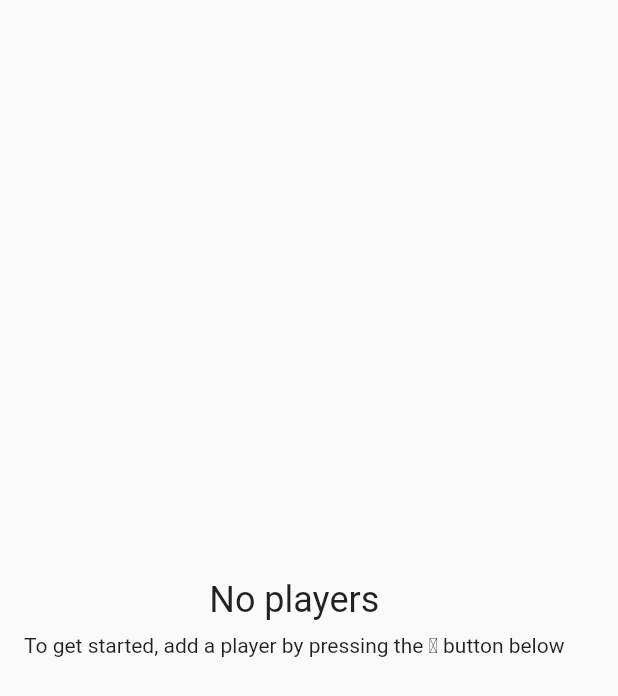
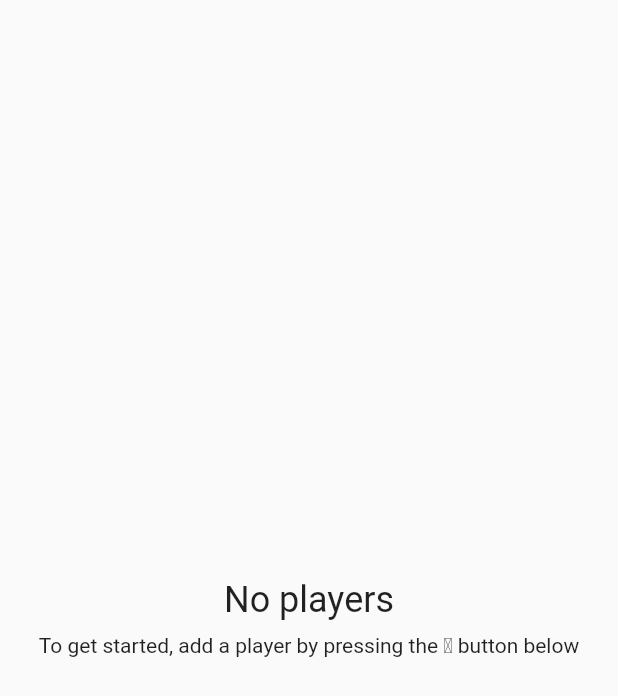
Before and after one commit to wietsebuseyne/CatanMaster, a Flutter app: the PlayersPage widget shown alone on an empty page, opened directly, on a phone screen of 412 x 824 dp. Shown: the top 696 px of the screen. Run offline on Flutter 3.47's test engine with Material 2 defaults, Android fonts, the light colour scheme and no system bars; our stand-ins replace bloc, dartz, datetime_picker_formfield, equatable, flutter_bloc, fluttertoast and 3 more; accounts and stored records are empty.

Commit message:
Center players tab (fixes #30)

```diff
--- a/lib/presentation/players/pages/players_page.dart
+++ b/lib/presentation/players/pages/players_page.dart
@@ -21,7 +21,7 @@ class PlayersPage extends StatelessWidget {
                         (p) => PlayerStatistics.fromGames(p, gamesState.games)
                 ).toList();
                 statistics.sort((s1, s2) => s1.rank.compareTo(s2.rank));
-                return PlayersList(statistics);
+                return Center(child: PlayersList(statistics));
               }
               return Center(child: CircularProgressIndicator(),);
             }
```
